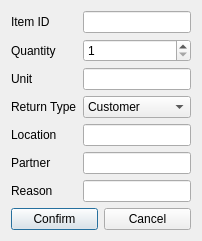
Above: src/ui/dialogs/return_dialog.ui from Hyunseung-Nam/Micro_ERP before the change. Below: the same form after it.
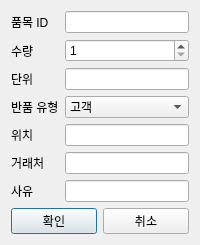
That is the form after the change.

What changed in the file:
```diff
--- a/src/ui/dialogs/return_dialog.ui
+++ b/src/ui/dialogs/return_dialog.ui
@@ -11,7 +11,7 @@
      <item row="0" column="0">
       <widget class="QLabel" name="itemIdLabel">
        <property name="text">
-        <string>Item ID</string>
+        <string>품목 ID</string>
        </property>
       </widget>
      </item>
@@ -21,7 +21,7 @@
      <item row="1" column="0">
       <widget class="QLabel" name="quantityLabel">
        <property name="text">
-        <string>Quantity</string>
+        <string>수량</string>
        </property>
       </widget>
      </item>
@@ -38,7 +38,7 @@
      <item row="2" column="0">
       <widget class="QLabel" name="unitLabel">
        <property name="text">
-        <string>Unit</string>
+        <string>단위</string>
        </property>
       </widget>
      </item>
@@ -48,7 +48,7 @@
      <item row="3" column="0">
       <widget class="QLabel" name="returnTypeLabel">
        <property name="text">
-        <string>Return Type</string>
+        <string>반품 유형</string>
        </property>
       </widget>
      </item>
@@ -56,7 +56,7 @@
       <widget class="QComboBox" name="returnTypeComboBox">
        <item>
         <property name="text">
-         <string>Customer</string>
+         <string>고객</string>
         </property>
        </item>
        <item>
@@ -69,7 +69,7 @@
      <item row="4" column="0">
       <widget class="QLabel" name="locationLabel">
        <property name="text">
-        <string>Location</string>
+        <string>위치</string>
        </property>
       </widget>
      </item>
@@ -79,7 +79,7 @@
      <item row="5" column="0">
       <widget class="QLabel" name="partnerLabel">
        <property name="text">
-        <string>Partner</string>
+        <string>거래처</string>
        </property>
       </widget>
      </item>
@@ -89,7 +89,7 @@
      <item row="6" column="0">
       <widget class="QLabel" name="reasonLabel">
        <property name="text">
-        <string>Reason</string>
+        <string>사유</string>
        </property>
       </widget>
      </item>
@@ -103,14 +103,14 @@
      <item>
       <widget class="QPushButton" name="confirmButton">
        <property name="text">
-        <string>Confirm</string>
+        <string>확인</string>
        </property>
       </widget>
      </item>
      <item>
       <widget class="QPushButton" name="cancelButton">
        <property name="text">
-        <string>Cancel</string>
+        <string>취소</string>
        </property>
       </widget>
      </item>
```
Left out of the diff: 4 changed lines with no effect on the pictures.
